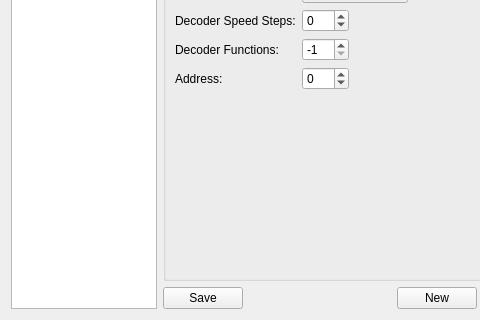
jehrichs/des-control, file srcp/trainsettings.ui: the form before one commit; both pictures show x 0 to 480 and y 87 to 407 of the 574 by 407 pixel window.
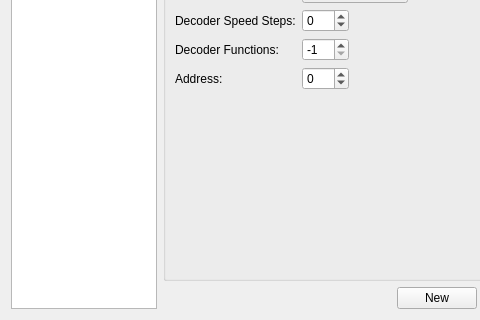
The form after the commit.

```diff
--- a/srcp/trainsettings.ui
+++ b/srcp/trainsettings.ui
@@ -181,13 +181,6 @@
      </item>
      <item>
       <layout class="QHBoxLayout" name="horizontalLayout">
-       <item>
-        <widget class="QPushButton" name="buttonSave">
-         <property name="text">
-          <string>Save</string>
-         </property>
-        </widget>
-       </item>
        <item>
         <spacer name="horizontalSpacer">
          <property name="orientation">
```
Left out of the diff: 17 changed lines with no effect on the pictures.
